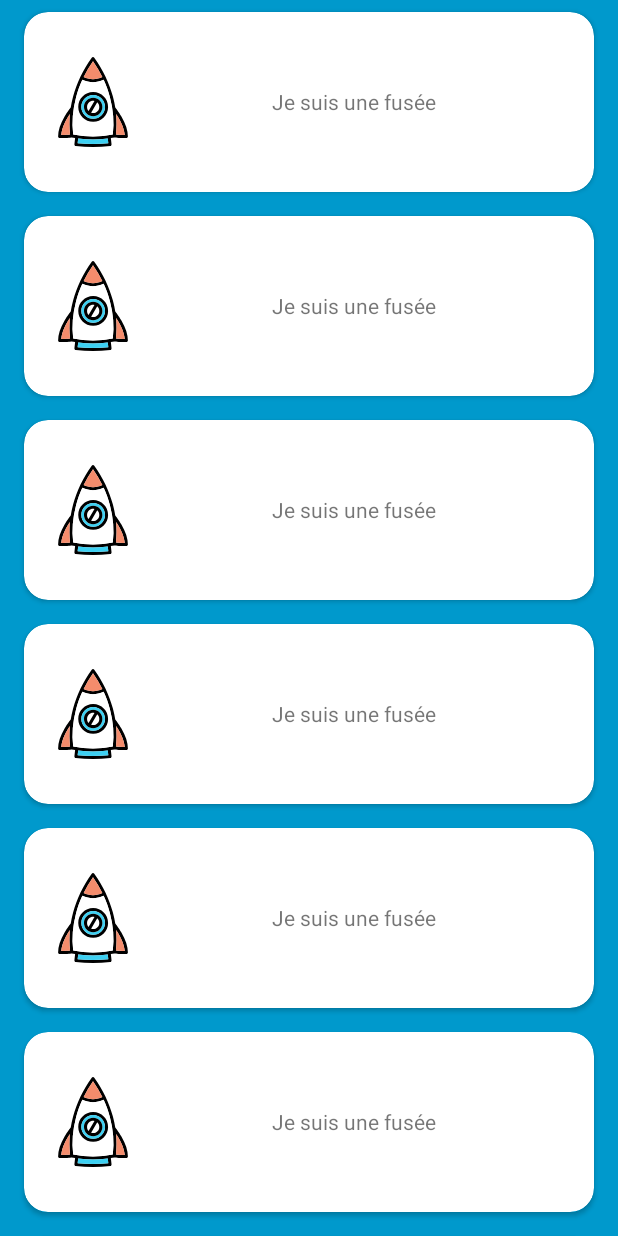
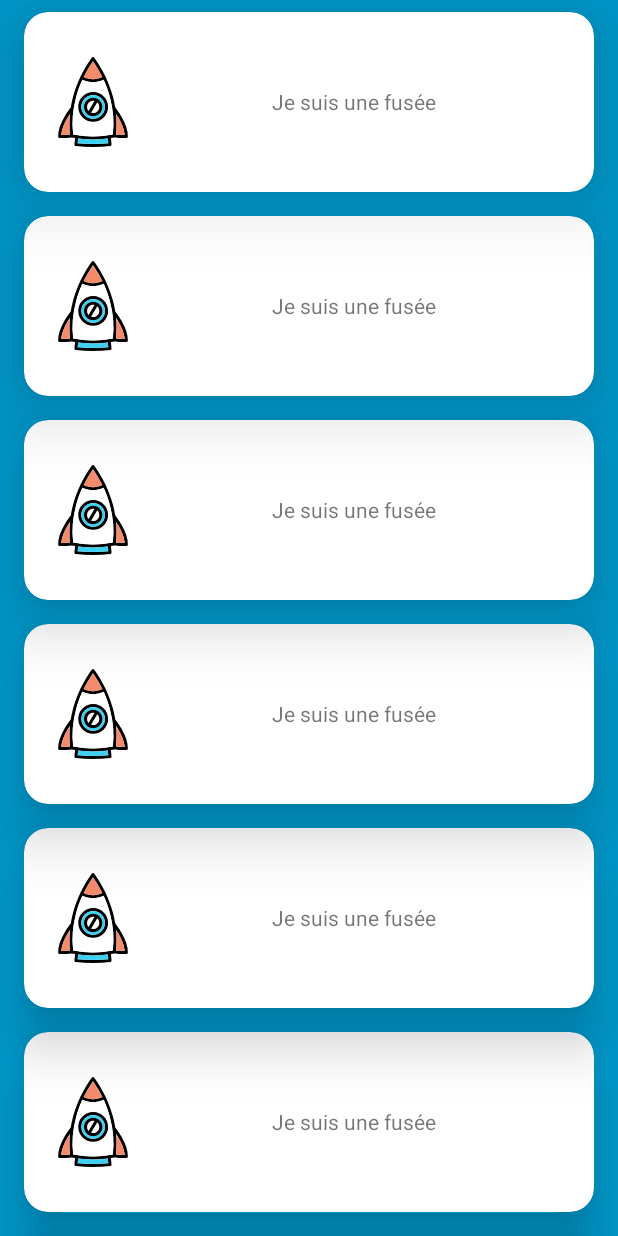
Before and after one commit to RemiDormoy/MotionLayoutTest, an Android app: the CardsScrollActivity screen opened directly, with no data from a screen before it, on a phone screen of 412 x 824 dp. Run offline under Robolectric (Android 15) with nearby library versions, the phone set to English and light mode, and no system bars.

Commit message:
cards are better :)

```diff
--- a/app/src/main/java/com/rdo/octo/motionlayouttest/CardsScrollActivity.kt
+++ b/app/src/main/java/com/rdo/octo/motionlayouttest/CardsScrollActivity.kt
@@ -14,6 +14,7 @@ import android.widget.FrameLayout
 import androidx.appcompat.app.AppCompatActivity
 import androidx.core.view.GestureDetectorCompat
 import androidx.core.view.NestedScrollingChildHelper
+import androidx.core.view.NestedScrollingParentHelper
 import androidx.recyclerview.widget.LinearLayoutManager
 import androidx.recyclerview.widget.RecyclerView
 import androidx.swiperefreshlayout.widget.SwipeRefreshLayout
@@ -27,11 +28,13 @@ class CardsScrollActivity : AppCompatActivity() {
     private var loadingTranslation: Float = 0f
     private var randomYolo = 0
     private var isInAnim = false
+    private lateinit var linearLayoutManager: YoloLayoutManager
 
     override fun onCreate(savedInstanceState: Bundle?) {
         super.onCreate(savedInstanceState)
         setContentView(R.layout.activity_cards)
-        cardsRecyclerView.layoutManager = LinearLayoutManager(this)
+        linearLayoutManager = YoloLayoutManager(this)
+        cardsRecyclerView.layoutManager = linearLayoutManager
         cardsRecyclerView.adapter = cardsAdapter
         cardsAdapter.notifyDataSetChanged()
         yoloViewGroup.post {
@@ -59,13 +62,15 @@ class CardsScrollActivity : AppCompatActivity() {
     }
 
     private fun zob(yolo: Float) {
+        linearLayoutManager.canScroll = yolo < 2f
         cardsRecyclerView.translationY = yolo
         listOf(progressBar, textView28).forEach { it.translationY = yolo - loadingTranslation }
         cardsAdapter.viewList.forEach {
-            it.pivotY = 0f
-            it.rotationX = 20f * (yolo / maxTranslation)
-            it.scaleX = 1f - (yolo / yoloViewGroup.height / 2)
-            it.scaleY = 1f - (yolo / yoloViewGroup.height / 2)
+            it.second.pivotY = 0f
+            it.second.rotationX = 20f * (yolo / maxTranslation)
+            it.second.scaleX = 1f - (yolo / yoloViewGroup.height / 2)
+            it.second.scaleY = 1f - (yolo / yoloViewGroup.height / 2)
+            it.second.translationY = -it.second.height * (it.first) * yolo / yoloViewGroup.height
         }
     }
 
@@ -144,6 +149,7 @@ class YoloViewGroup @JvmOverloads constructor(
     private var scroll: Int = 0
     var callback: (Int) -> Unit = { /*Do nothing*/ }
     private val childHelper = NestedScrollingChildHelper(this)
+    private val parentHelper = NestedScrollingParentHelper(this)
 
     override fun onNestedScroll(target: View?, dxConsumed: Int, dyConsumed: Int, dxUnconsumed: Int, dyUnconsumed: Int) {
         super.onNestedScroll(target, dxConsumed, dyConsumed, dxUnconsumed, dyUnconsumed)
@@ -151,7 +157,8 @@ class YoloViewGroup @JvmOverloads constructor(
         callback(scroll)
     }
 
-    override fun onNestedScrollAccepted(child: View?, target: View?, axes: Int) {
+    override fun onNestedScrollAccepted(child: View, target: View, axes: Int) {
+        parentHelper.onNestedScrollAccepted(child, target, axes)
         childHelper.startNestedScroll(axes)
     }
 
@@ -164,30 +171,19 @@ class YoloViewGroup @JvmOverloads constructor(
     }
 }
 
-class YoloRecyclerView @JvmOverloads constructor(context: Context, attr: AttributeSet? = null, style: Int = 0) :
-    RecyclerView(context, attr, style) {
+class YoloLayoutManager(context: Context)  : LinearLayoutManager(context) {
 
-    override fun onNestedScroll(target: View?, dxConsumed: Int, dyConsumed: Int, dxUnconsumed: Int, dyUnconsumed: Int) {
-        Log.d("onNestedScroll", "xUnconsumed : $dxUnconsumed || yUnconsumed : $dyUnconsumed")
-        super.onNestedScroll(target, dxConsumed, dyConsumed, dxUnconsumed, dyUnconsumed)
+    var canScroll = true
+
+    override fun canScrollVertically(): Boolean {
+        return super.canScrollVertically()
     }
-
-    override fun onOverScrolled(scrollX: Int, scrollY: Int, clampedX: Boolean, clampedY: Boolean) {
-        Log.d("onNestedScroll", "xUnconsumed : $scrollY || yUnconsumed : $clampedY")
-        super.onOverScrolled(scrollX, scrollY, clampedX, clampedY)
-    }
-
-    override fun onScrollChanged(l: Int, t: Int, oldl: Int, oldt: Int) {
-        Log.d("onNestedScroll", "l : $l || t : $t || oldl : $oldl || oldt : $oldt")
-        super.onScrollChanged(l, t, oldl, oldt)
-    }
-
 }
 
 class CardsAdapter : RecyclerView.Adapter<RecyclerView.ViewHolder>() {
 
     private val list = listOf(1, 2, 3, 4, 5, 6, 7, 8, 9, 10, 11)
-    val viewList = mutableListOf<View>()
+    val viewList = mutableListOf<Pair<Int, View>>()
 
     override fun onCreateViewHolder(parent: ViewGroup, viewType: Int): RecyclerView.ViewHolder {
         val view = LayoutInflater.from(parent.context).inflate(
@@ -195,10 +191,15 @@ class CardsAdapter : RecyclerView.Adapter<RecyclerView.ViewHolder>() {
             parent,
             false
         )
-        viewList.add(view)
+        viewList.add(viewType to view)
         return object : RecyclerView.ViewHolder(
             view
         ) {}
+    }
+
+
+    override fun getItemViewType(position: Int): Int {
+        return position
     }
 
     override fun getItemCount(): Int {
@@ -206,11 +207,11 @@ class CardsAdapter : RecyclerView.Adapter<RecyclerView.ViewHolder>() {
     }
 
     override fun onBindViewHolder(holder: RecyclerView.ViewHolder, position: Int) {
-        /*val resources = holder.itemView.context.resources
+        val resources = holder.itemView.context.resources
         holder.itemView.elevation = TypedValue.applyDimension(
             TypedValue.COMPLEX_UNIT_DIP,
             8f + (2 *(list.size - position)),
             resources.getDisplayMetrics()
-        )*/
+        )
     }
 }
--- a/app/src/main/res/layout/activity_cards.xml
+++ b/app/src/main/res/layout/activity_cards.xml
@@ -12,12 +12,12 @@
             android:layout_width="match_parent"
             android:layout_height="match_parent">
 
-        <com.rdo.octo.motionlayouttest.YoloRecyclerView
+        <androidx.recyclerview.widget.RecyclerView
                 android:id="@+id/cardsRecyclerView"
                 android:layout_width="match_parent"
                 android:layout_height="match_parent">
 
-        </com.rdo.octo.motionlayouttest.YoloRecyclerView>
+        </androidx.recyclerview.widget.RecyclerView>
 
     </com.rdo.octo.motionlayouttest.YoloViewGroup>
 
@@ -33,6 +33,7 @@
     <TextView
             android:text="Attendez ça load"
             android:layout_width="wrap_content"
+            android:textSize="16sp"
             android:textColor="@android:color/white"
             android:layout_height="wrap_content" android:id="@+id/textView28" app:layout_constraintEnd_toEndOf="parent"
             android:layout_marginEnd="8dp" app:layout_constraintStart_toStartOf="parent"
```
Also changed, not shown: 1 other file.
